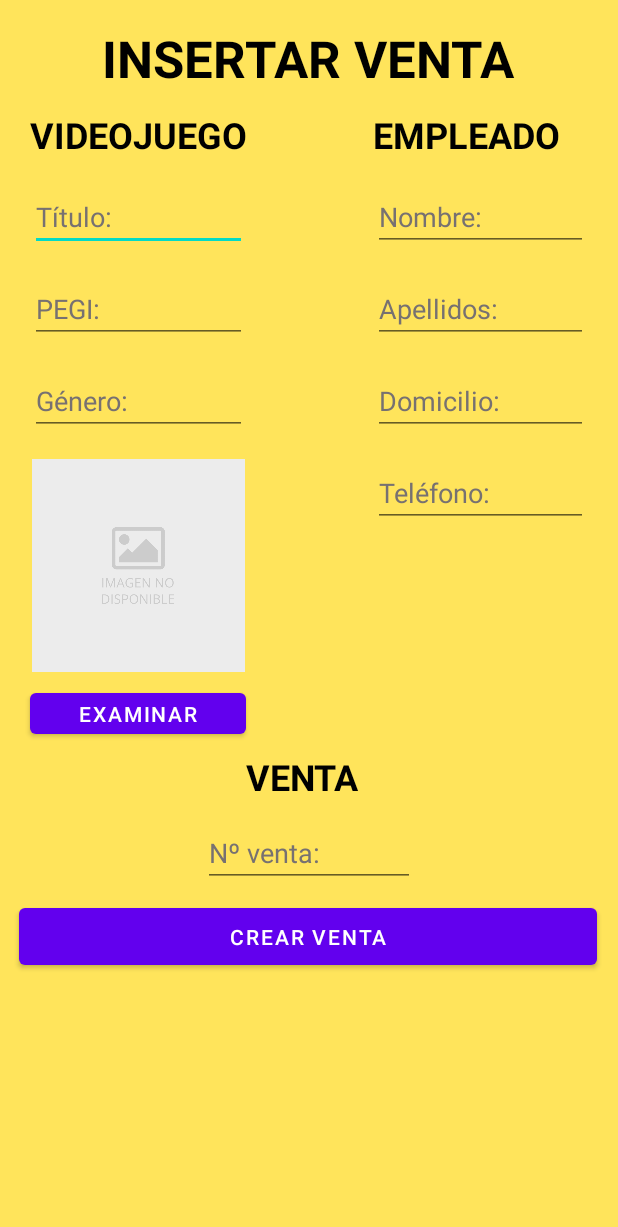
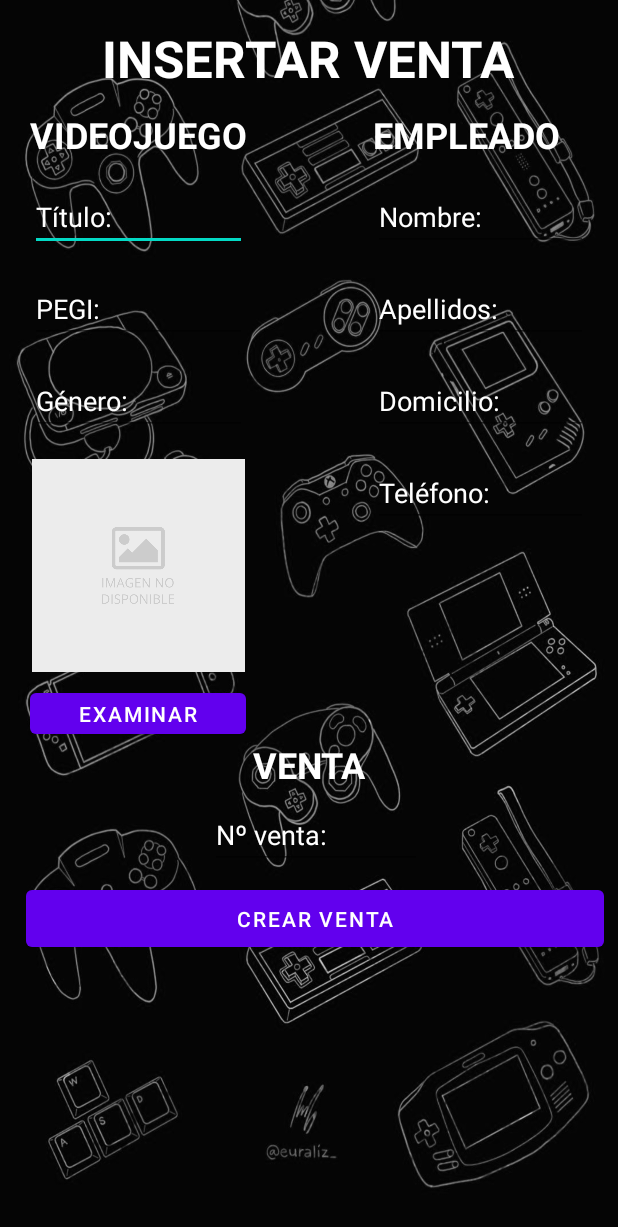
Before and after one commit to Dani1113/PROYECTO_FINAL_PMDM_DANIEL_CARMONA_SALAZAR, an Android app: the InsertarVentaActivity screen opened directly, with no data from a screen before it, on a phone screen of 412 x 824 dp. Shown: the top 1227 px of the screen. Run offline under Robolectric (Android 15) with nearby library versions, the light colour scheme and no system bars.

Commit message:
Sesión 26/02/2021
- Cambios en el diseño de la aplicación

```diff
--- a/app/src/main/res/layout/activity_insertar_venta.xml
+++ b/app/src/main/res/layout/activity_insertar_venta.xml
@@ -5,7 +5,7 @@
     android:id="@+id/constraintLayout"
     android:layout_width="match_parent"
     android:layout_height="match_parent"
-    android:background="@color/fondo"
+    android:background="@drawable/fondo"
     android:orientation="vertical"
     tools:context=".InsertarVentaActivity">
 
@@ -15,7 +15,7 @@
         android:layout_height="wrap_content"
         android:layout_marginTop="16dp"
         android:text="@string/insertar_venta"
-        android:textColor="@color/black"
+        android:textColor="@color/white"
         android:textSize="34sp"
         android:textStyle="bold"
         app:layout_constraintEnd_toEndOf="parent"
@@ -31,7 +31,8 @@
         android:autofillHints=""
         android:hint="@string/titulo"
         android:inputType="text"
-        android:textColorHint="@color/colorHint"
+        android:textColor="@color/white"
+        android:textColorHint="@color/white"
         android:textSize="18sp"
         app:layout_constraintEnd_toEndOf="@+id/textView6"
         app:layout_constraintHorizontal_bias="0.0"
@@ -46,7 +47,8 @@
         android:autofillHints=""
         android:hint="@string/genero"
         android:inputType="text"
-        android:textColorHint="@color/colorHint"
+        android:textColor="@color/white"
+        android:textColorHint="@color/white"
         android:textSize="18sp"
         app:layout_constraintEnd_toEndOf="@+id/edtPEGIV"
         app:layout_constraintHorizontal_bias="0.0"
@@ -62,7 +64,8 @@
         android:ems="10"
         android:hint="@string/pegi"
         android:inputType="numberSigned"
-        android:textColorHint="@color/colorHint"
+        android:textColor="@color/white"
+        android:textColorHint="@color/white"
         app:layout_constraintEnd_toEndOf="@+id/edtTítuloV"
         app:layout_constraintHorizontal_bias="0.0"
         app:layout_constraintStart_toStartOf="@+id/edtTítuloV"
@@ -100,7 +103,7 @@
         android:layout_marginEnd="20dp"
         android:layout_marginRight="20dp"
         android:text="@string/empleado"
-        android:textColor="@color/black"
+        android:textColor="@color/white"
         android:textSize="24sp"
         android:textStyle="bold"
         app:layout_constraintEnd_toEndOf="parent"
@@ -114,7 +117,7 @@
         android:layout_marginLeft="20dp"
         android:layout_marginTop="12dp"
         android:text="@string/videojuego"
-        android:textColor="@color/black"
+        android:textColor="@color/white"
         android:textSize="24sp"
         android:textStyle="bold"
         app:layout_constraintStart_toStartOf="parent"
@@ -128,7 +131,8 @@
         android:autofillHints=""
         android:hint="@string/nombreE"
         android:inputType="text"
-        android:textColorHint="@color/colorHint"
+        android:textColor="@color/white"
+        android:textColorHint="@color/white"
         android:textSize="18sp"
         app:layout_constraintEnd_toEndOf="@+id/textView7"
         app:layout_constraintHorizontal_bias="0"
@@ -143,7 +147,8 @@
         android:autofillHints=""
         android:hint="@string/apellidos"
         android:inputType="text"
-        android:textColorHint="@color/colorHint"
+        android:textColor="@color/white"
+        android:textColorHint="@color/white"
         android:textSize="18sp"
         app:layout_constraintEnd_toEndOf="@+id/edtNombreE"
         app:layout_constraintHorizontal_bias="0"
@@ -158,7 +163,8 @@
         android:autofillHints=""
         android:hint="@string/domicilio"
         android:inputType="text"
-        android:textColorHint="@color/colorHint"
+        android:textColor="@color/white"
+        android:textColorHint="@color/white"
         android:textSize="18sp"
         app:layout_constraintEnd_toEndOf="@+id/edtApellidoE"
         app:layout_constraintHorizontal_bias="0"
@@ -173,7 +179,8 @@
         android:autofillHints=""
         android:hint="@string/telefono"
         android:inputType="numberSigned"
-        android:textColorHint="@color/colorHint"
+        android:textColor="@color/white"
+        android:textColorHint="@color/white"
         android:textSize="18sp"
         app:layout_constraintEnd_toEndOf="@+id/edtDomicilioE"
         app:layout_constraintHorizontal_bias="0.0"
@@ -184,13 +191,12 @@
         android:id="@+id/textView8"
         android:layout_width="wrap_content"
         android:layout_height="wrap_content"
-        android:layout_marginTop="440dp"
+        android:layout_marginTop="432dp"
         android:text="@string/venta"
-        android:textColor="@color/black"
+        android:textColor="@color/white"
         android:textSize="24sp"
         android:textStyle="bold"
         app:layout_constraintEnd_toEndOf="parent"
-        app:layout_constraintHorizontal_bias="0.488"
         app:layout_constraintStart_toStartOf="parent"
         app:layout_constraintTop_toBottomOf="@+id/textView5" />
 
@@ -198,11 +204,12 @@
         android:id="@+id/edtNVenta"
         android:layout_width="141dp"
         android:layout_height="45dp"
-        android:layout_marginTop="12dp"
+        android:layout_marginTop="8dp"
         android:autofillHints=""
         android:hint="@string/numero_de_venta"
         android:inputType="numberSigned"
-        android:textColorHint="@color/colorHint"
+        android:textColor="@color/white"
+        android:textColorHint="@color/white"
         android:textSize="18sp"
         app:layout_constraintEnd_toEndOf="@+id/textView8"
         app:layout_constraintHorizontal_bias="0.439"
--- a/app/src/main/res/layout/activity_menu.xml
+++ b/app/src/main/res/layout/activity_menu.xml
@@ -4,7 +4,7 @@
     xmlns:tools="http://schemas.android.com/tools"
     android:layout_width="match_parent"
     android:layout_height="match_parent"
-    android:background="@color/fondo"
+    android:background="@drawable/fondo"
     tools:context=".MenuActivity">
 
     <Button
--- a/app/src/main/res/layout/activity_mostrar_info.xml
+++ b/app/src/main/res/layout/activity_mostrar_info.xml
@@ -4,7 +4,7 @@
     xmlns:tools="http://schemas.android.com/tools"
     android:layout_width="match_parent"
     android:layout_height="match_parent"
-    android:background="@color/fondo"
+    android:background="@drawable/fondo"
     tools:context=".MostrarInfoActivity">
 
     <TextView
@@ -13,7 +13,7 @@
         android:layout_height="wrap_content"
         android:layout_marginTop="28dp"
         android:text="@string/mostrar_ventas"
-        android:textColor="@color/black"
+        android:textColor="@color/white"
         android:textSize="34sp"
         android:textStyle="bold"
         app:layout_constraintEnd_toEndOf="parent"
@@ -34,8 +34,8 @@
         android:layout_width="wrap_content"
         android:layout_height="wrap_content"
         android:layout_marginTop="24dp"
+        android:onClick="refrescarRecyclerView"
         android:text="@string/refrescar"
-        android:onClick="refrescarRecyclerView"
         app:layout_constraintEnd_toEndOf="@+id/rvVentas"
         app:layout_constraintHorizontal_bias="0.498"
         app:layout_constraintStart_toStartOf="@+id/rvVentas"
```
Also changed, not shown: app/src/main/res/layout/activity_actualizar_venta1.xml (+4 -4 lines), app/src/main/res/layout/activity_actualizar_venta2.xml (+25 -13 lines), app/src/main/res/layout/activity_borrar_venta.xml (+4 -3 lines), app/src/main/res/layout/activity_main.xml (+14 -9 lines), app/src/main/res/layout/activity_mostrar_info_detalle.xml (+13 -13 lines), app/src/main/res/layout/recycler_view_item.xml (+8 -7 lines), app/src/main/res/layout/spinner_item.xml (+7 -8 lines), app/src/main/res/drawable/fondo.png (added), app/src/main/res/drawable/inicio.png.
